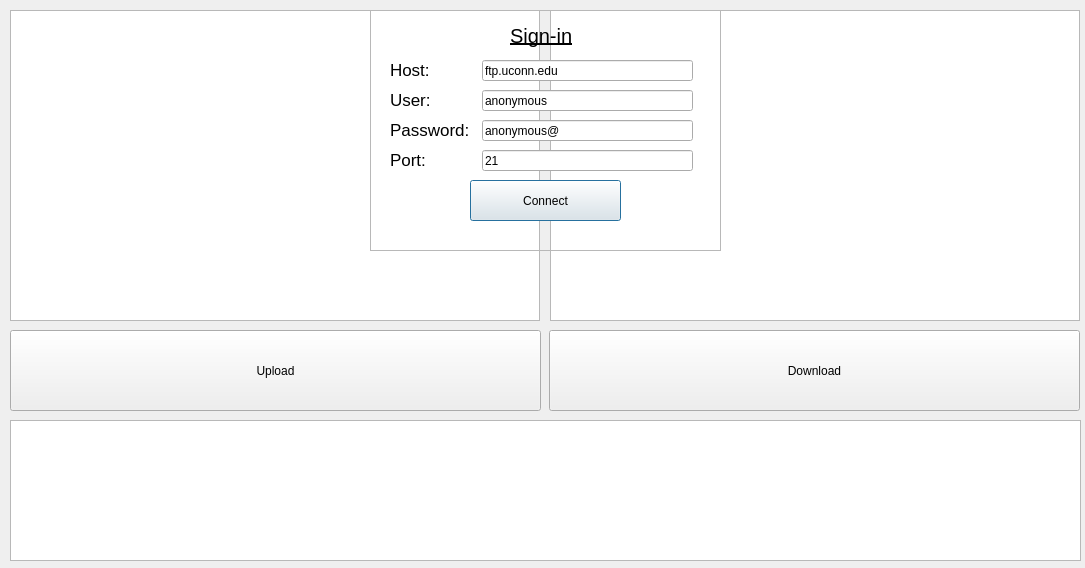
Old version of the form Login.ui in the repository NetworkFundamentalsELEN4017/FTP-Project.
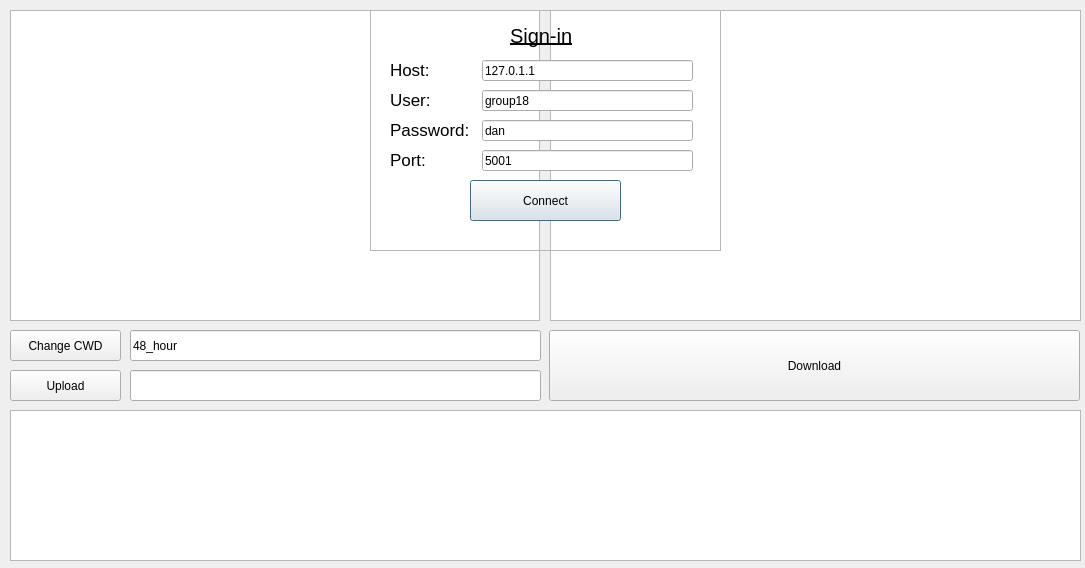
New version of the form.

Diff of the .ui file:
```diff
--- a/Login.ui
+++ b/Login.ui
@@ -51,7 +51,7 @@
      </rect>
     </property>
     <property name="text">
-     <string>ftp.uconn.edu</string>
+     <string>127.0.1.1</string>
     </property>
    </widget>
    <widget class="QLabel" name="lblPass">
@@ -82,7 +82,7 @@
      </rect>
     </property>
     <property name="text">
-     <string>anonymous</string>
+     <string>group18</string>
     </property>
    </widget>
    <widget class="QLineEdit" name="edtPass">
@@ -98,7 +98,7 @@
      <string/>
     </property>
     <property name="text">
-     <string>anonymous@</string>
+     <string>dan</string>
     </property>
    </widget>
    <widget class="QLabel" name="lblHost">
@@ -169,7 +169,7 @@
      </rect>
     </property>
     <property name="text">
-     <string>21</string>
+     <string>5001</string>
     </property>
    </widget>
    <widget class="QLabel" name="lblUser">
@@ -217,9 +217,9 @@
    <property name="geometry">
     <rect>
      <x>10</x>
-     <y>330</y>
-     <width>531</width>
-     <height>81</height>
+     <y>370</y>
+     <width>111</width>
+     <height>31</height>
     </rect>
    </property>
    <property name="text">
@@ -232,42 +232,20 @@
      <x>549</x>
      <y>330</y>
      <width>531</width>
-     <height>81</height>
+     <height>71</height>
     </rect>
    </property>
    <property name="text">
     <string>Download</string>
    </property>
   </widget>
-  <widget class="QTreeView" name="treeViewDown">
-   <property name="geometry">
-    <rect>
-     <x>550</x>
-     <y>10</y>
-     <width>530</width>
-     <height>311</height>
-    </rect>
-   </property>
-   <property name="horizontalScrollBarPolicy">
-    <enum>Qt::ScrollBarAlwaysOff</enum>
-   </property>
-   <property name="horizontalScrollMode">
-    <enum>QAbstractItemView::ScrollPerItem</enum>
-   </property>
-   <property name="rootIsDecorated">
-    <bool>false</bool>
-   </property>
-   <property name="allColumnsShowFocus">
-    <bool>false</bool>
-   </property>
-  </widget>
   <widget class="QPlainTextEdit" name="pteConsole">
    <property name="geometry">
     <rect>
      <x>10</x>
-     <y>420</y>
+     <y>410</y>
      <width>1071</width>
-     <height>141</height>
+     <height>151</height>
     </rect>
    </property>
    <property name="readOnly">
@@ -277,6 +255,52 @@
     <string/>
    </property>
   </widget>
+  <widget class="QPlainTextEdit" name="pteDownload">
+   <property name="geometry">
+    <rect>
+     <x>550</x>
+     <y>10</y>
+     <width>531</width>
+     <height>311</height>
+    </rect>
+   </property>
+  </widget>
+  <widget class="QPushButton" name="btnDirectory">
+   <property name="geometry">
+    <rect>
+     <x>10</x>
+     <y>330</y>
+     <width>111</width>
+     <height>31</height>
+    </rect>
+   </property>
+   <property name="text">
+    <string>Change CWD</string>
+   </property>
+  </widget>
+  <widget class="QLineEdit" name="edtDirectory">
+   <property name="geometry">
+    <rect>
+     <x>130</x>
+     <y>330</y>
+     <width>411</width>
+     <height>31</height>
+    </rect>
+   </property>
+   <property name="text">
+    <string>48_hour</string>
+   </property>
+  </widget>
+  <widget class="QLineEdit" name="edtUpload">
+   <property name="geometry">
+    <rect>
+     <x>130</x>
+     <y>370</y>
+     <width>411</width>
+     <height>31</height>
+    </rect>
+   </property>
+  </widget>
   <zorder>treeViewUp</zorder>
   <zorder>btnUpload</zorder>
   <zorder>btnDownload</zorder>
```
Left out of the diff: 7 changed lines with no effect on the pictures.
